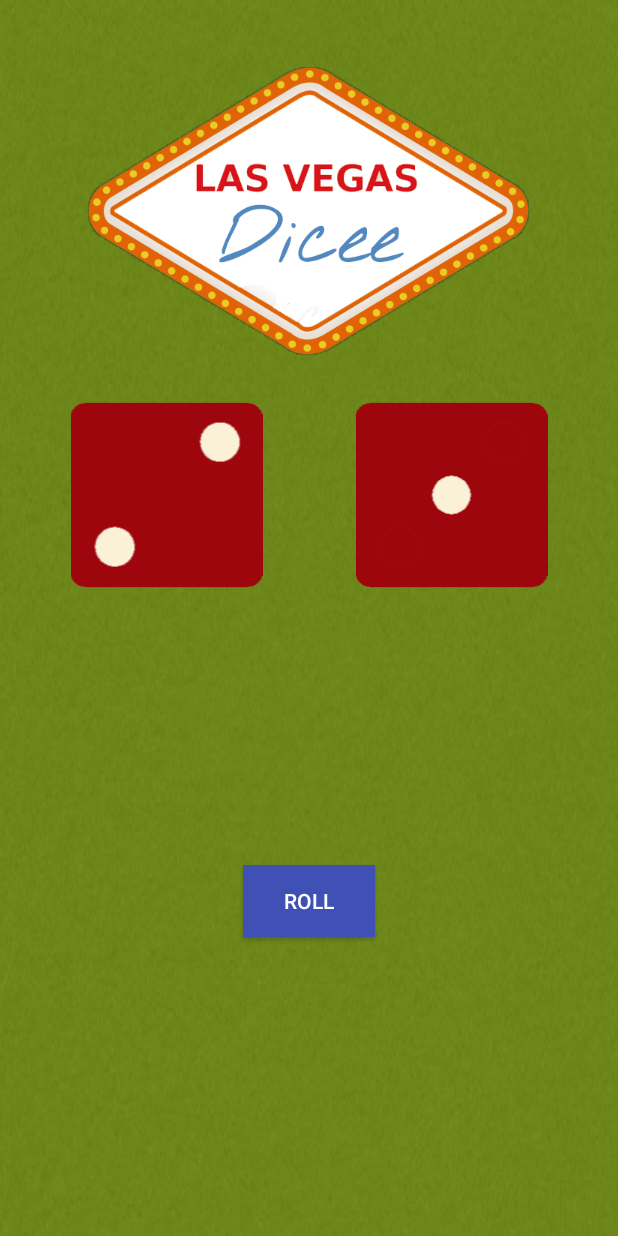
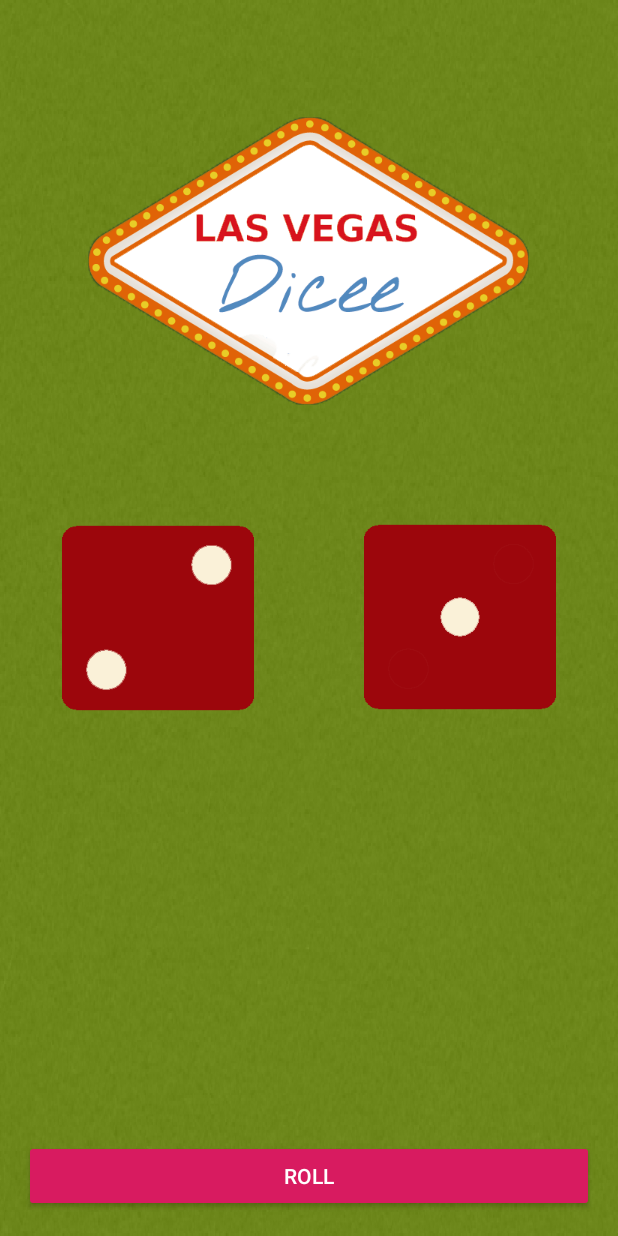
Before and after one commit to LissaKZ/Dicee, an Android app: the screen it shows after launch (MainActivity), on a phone screen of 412 x 824 dp. Run offline under Robolectric (Android 15) with nearby library versions, the phone set to English and light mode, and no system bars.

Commit message:
Constrains added

```diff
--- a/app/src/main/res/layout/activity_main.xml
+++ b/app/src/main/res/layout/activity_main.xml
@@ -1,67 +1,94 @@
 <?xml version="1.0" encoding="utf-8"?>
-<LinearLayout xmlns:android="http://schemas.android.com/apk/res/android"
+<androidx.constraintlayout.widget.ConstraintLayout xmlns:android="http://schemas.android.com/apk/res/android"
     xmlns:app="http://schemas.android.com/apk/res-auto"
     xmlns:tools="http://schemas.android.com/tools"
     android:id="@+id/activity_main"
     android:layout_width="match_parent"
     android:layout_height="match_parent"
     android:background="@drawable/newbackground"
-    android:orientation="vertical"
-    android:paddingLeft="16dp"
-    android:paddingTop="16dp"
-    android:paddingRight="16dp"
-    android:paddingBottom="16dp"
     tools:context=".MainActivity">
 
-    <RelativeLayout
-        android:layout_width="match_parent"
-        android:layout_height="250dp"
-        android:gravity="center_horizontal|center_vertical"
-        android:orientation="vertical">
 
     <ImageView
         android:id="@+id/image_logo"
         android:layout_width="wrap_content"
         android:layout_height="wrap_content"
-            android:layout_centerHorizontal="false"
+        android:layout_marginTop="8dp"
+        android:layout_marginBottom="8dp"
         android:contentDescription="@string/Logo"
+        android:scaleType="centerInside"
+        app:layout_constraintBottom_toTopOf="@+id/image_leftDice"
+        app:layout_constraintEnd_toStartOf="@+id/guideline_rightLogo"
+        app:layout_constraintHorizontal_bias="0.485"
+        app:layout_constraintStart_toStartOf="@+id/guideline"
+        app:layout_constraintTop_toTopOf="parent"
         app:srcCompat="@drawable/dicee_logo" />
-    </RelativeLayout>
-
-    <LinearLayout
-        android:layout_width="match_parent"
-        android:layout_height="wrap_content"
-        android:orientation="horizontal">
 
     <ImageView
         android:id="@+id/image_leftDice"
         android:layout_width="wrap_content"
         android:layout_height="wrap_content"
-            android:layout_weight="1"
+
+        android:layout_marginTop="8dp"
+        android:layout_marginBottom="8dp"
         android:contentDescription="@string/LeftDice"
+        app:layout_constraintBottom_toBottomOf="parent"
+
+        app:layout_constraintRight_toLeftOf="@+id/image_rightDice"
+        app:layout_constraintStart_toStartOf="@+id/guideline"
+        app:layout_constraintTop_toTopOf="parent"
         app:srcCompat="@drawable/dice2" />
 
     <ImageView
         android:id="@+id/image_rightDice"
         android:layout_width="wrap_content"
         android:layout_height="wrap_content"
-            android:layout_weight="1"
+
+        android:layout_marginTop="8dp"
+
+        android:layout_marginBottom="8dp"
         android:contentDescription="@string/RightDice"
+        app:layout_constraintBottom_toBottomOf="parent"
+
+        app:layout_constraintEnd_toStartOf="@+id/guideline_rightLogo"
+        app:layout_constraintLeft_toRightOf="@+id/image_leftDice"
+        app:layout_constraintTop_toTopOf="parent"
+        app:layout_constraintVertical_bias="0.499"
         app:srcCompat="@drawable/dice1" />
-    </LinearLayout>
-
-    <RelativeLayout
-        android:layout_width="match_parent"
-        android:layout_height="match_parent">
 
     <Button
         android:id="@+id/rollButton"
+        style="@style/Widget.AppCompat.Button.Colored"
+        android:layout_width="0dp"
+        android:layout_height="wrap_content"
+        android:layout_marginStart="16dp"
+
+        android:layout_marginEnd="16dp"
+        android:layout_marginBottom="16dp"
+        android:contentDescription="@string/description_button"
+        android:text="@string/button_name"
+        android:textColor="#FFFFFF"
+
+        app:layout_constraintBottom_toBottomOf="parent"
+        app:layout_constraintEnd_toEndOf="parent"
+        app:layout_constraintHorizontal_bias="0.5"
+        app:layout_constraintStart_toStartOf="parent"
+
+        />
+
+    <androidx.constraintlayout.widget.Guideline
+        android:id="@+id/guideline"
         android:layout_width="wrap_content"
         android:layout_height="wrap_content"
-            android:layout_centerInParent="true"
-            android:background="#3F51B5"
-            android:text="@string/button_name"
-            android:textColor="#FFFFFF" />
+        android:orientation="vertical"
+        app:layout_constraintGuide_percent="0.1" />
 
-    </RelativeLayout>
-</LinearLayout>
+    <androidx.constraintlayout.widget.Guideline
+        android:id="@+id/guideline_rightLogo"
+        android:layout_width="wrap_content"
+        android:layout_height="wrap_content"
+        android:orientation="vertical"
+        app:layout_constraintGuide_percent="0.9" />
+
+
+</androidx.constraintlayout.widget.ConstraintLayout>
--- a/app/src/main/res/values/strings.xml
+++ b/app/src/main/res/values/strings.xml
@@ -4,4 +4,5 @@
     <string name="LeftDice">LeftDice</string>
     <string name="RightDice">RightDice</string>
     <string name="Logo">CasinoLogo</string>
+    <string name="description_button">the button that rolls dicies</string>
 </resources>
```
Lines whose indentation alone changed are shown as unchanged.
